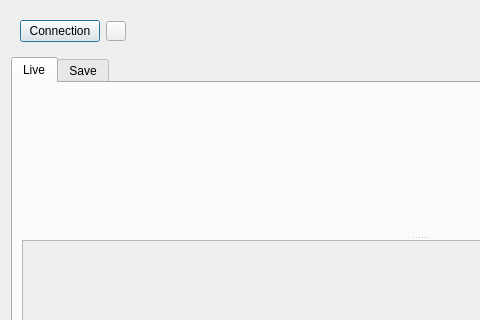
First picture: the form in src/acquisitionwindows.ui, repository martin-samouiller/PCLKinect, before the edit; both pictures show x 0 to 480 and y 0 to 320 of the 1044 by 643 pixel window.
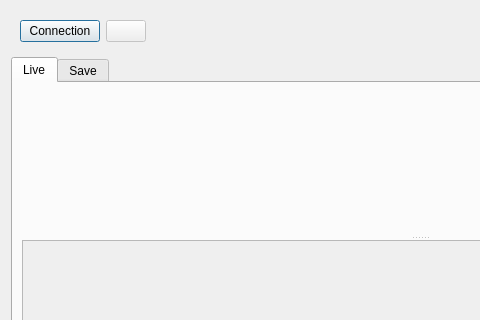
Second picture: the form after the edit. Custom widgets are drawn as their Qt base class.

The edit to the form file:
```diff
--- a/src/acquisitionwindows.ui
+++ b/src/acquisitionwindows.ui
@@ -32,10 +32,19 @@
       </item>
       <item>
        <widget class="QPushButton" name="btn_LED">
+        <property name="enabled">
+         <bool>false</bool>
+        </property>
+        <property name="sizePolicy">
+         <sizepolicy hsizetype="Minimum" vsizetype="Fixed">
+          <horstretch>40</horstretch>
+          <verstretch>40</verstretch>
+         </sizepolicy>
+        </property>
         <property name="maximumSize">
          <size>
-          <width>20</width>
-          <height>20</height>
+          <width>40</width>
+          <height>40</height>
          </size>
         </property>
         <property name="text">
```
